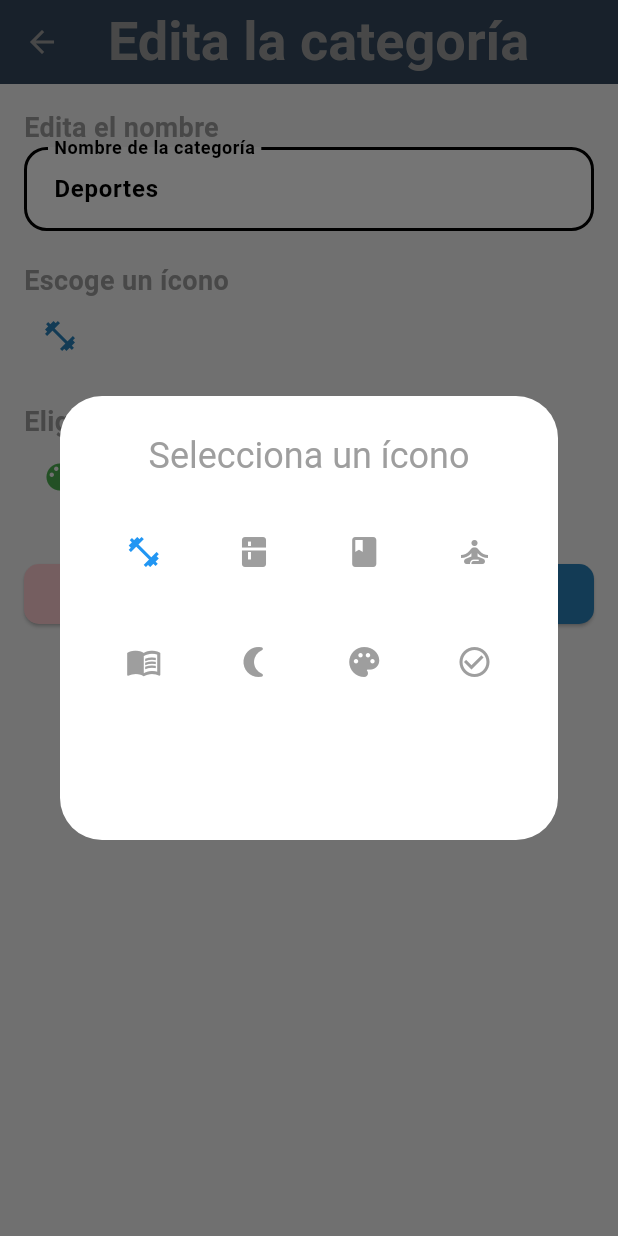
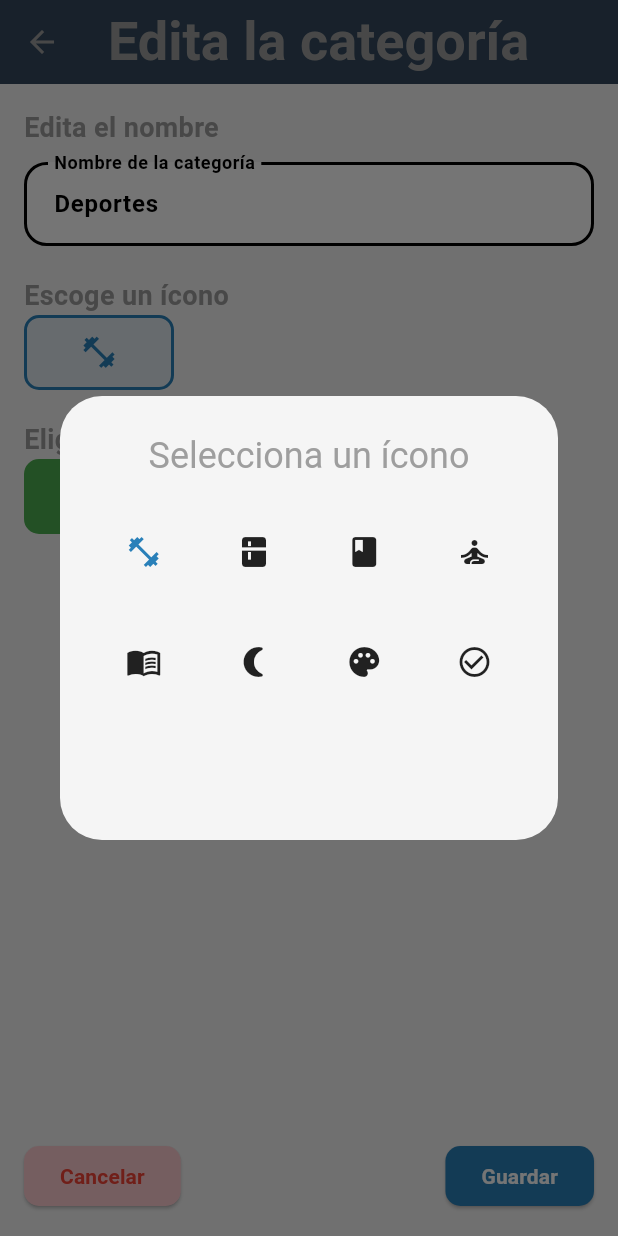
Before and after one commit to FernandoMVG/habit_app, a Flutter app: the EditCategoryPage screen opened directly with sample values from the repository, after a tap on the "fitness center" icon, on a phone screen of 412 x 824 dp. Run offline on Flutter 3.47's test engine with Material 3 defaults, Android fonts, the phone set to English and light mode, and no system bars; our stand-ins replace flutter_svg, get.

Commit message:
fix: Cambiar la UI de la sección categoria

```diff
--- a/lib/UI/pages/category/edit_category_page.dart
+++ b/lib/UI/pages/category/edit_category_page.dart
@@ -44,6 +44,7 @@ class _EditCategoryPageState extends State<EditCategoryPage> {
           children: [
             const Text("Edita el nombre",
                 style: TextStyle(fontSize: 18, fontWeight: FontWeight.bold)),
+            const SizedBox(height: 10),
             CustomTextField(
               controller: _nameController,
               labelText: "Nombre de la categoría",
@@ -53,33 +54,64 @@ class _EditCategoryPageState extends State<EditCategoryPage> {
             // Sección para seleccionar un ícono
             const Text("Escoge un ícono",
                 style: TextStyle(fontSize: 18, fontWeight: FontWeight.bold)),
-            IconButton(
-              icon: Icon(_selectedIcon ?? Icons.add, color: primaryColor),
-              onPressed: () {
+            GestureDetector(
+              onTap: () {
                 showIconPicker(context, _selectedIcon, (icon) {
                   setState(() {
                     _selectedIcon = icon; // Actualizar ícono
                   });
                 });
               },
+              child: Container(
+                height: 50,
+                width: 100,
+                decoration: BoxDecoration(
+                  color: Theme.of(context).primaryColor.withOpacity(0.1),
+                  borderRadius: BorderRadius.circular(10),
+                  border: Border.all(
+                    color: Theme.of(context).primaryColor,
+                    width: 2,
+                  ),
+                ),
+                child: Icon(
+                  _selectedIcon ?? Icons.add,
+                  color: Theme.of(context).primaryColor,
+                  size: 25,
+                ),
+              ),
             ),
             const SizedBox(height: 20),
 
             // Sección para seleccionar un color
             const Text("Elige un color",
                 style: TextStyle(fontSize: 18, fontWeight: FontWeight.bold)),
-            IconButton(
-              icon:
-                  Icon(Icons.color_lens, color: _selectedColor ?? primaryColor),
-              onPressed: () {
+            GestureDetector(
+              onTap: () {
                 showColorPicker(context, _selectedColor, (color) {
                   setState(() {
                     _selectedColor = color; // Actualizar color
                   });
                 });
               },
+              child: Container(
+                height: 50,
+                width: 100,
+                decoration: BoxDecoration(
+                  color: _selectedColor ?? Theme.of(context).primaryColor.withOpacity(0.1),
+                  borderRadius: BorderRadius.circular(10),
+                  border: Border.all(
+                    color: _selectedColor ?? Theme.of(context).primaryColor,
+                    width: 2,
+                  ),
+                ),
+                child: Icon(
+                  Icons.color_lens,
+                  color: _selectedColor != null ? Colors.white : Theme.of(context).primaryColor,
+                  size: 25,
+                ),
+              ),
             ),
-            const SizedBox(height: 30),
+            const Spacer(),
 
             // Botones de Cancelar y Guardar
             Row(
--- a/lib/UI/pages/category/picker_functions.dart
+++ b/lib/UI/pages/category/picker_functions.dart
@@ -9,6 +9,7 @@ Future<void> showIconPicker(BuildContext context, IconData? selectedIcon,
     context: context,
     builder: (context) {
       return AlertDialog(
+        backgroundColor: Theme.of(context).colorScheme.secondary,
         title: const Center(child: Text('Selecciona un ícono')),
         content: SizedBox(
           width: 300,
@@ -24,8 +25,8 @@ Future<void> showIconPicker(BuildContext context, IconData? selectedIcon,
               return IconButton(
                 icon: Icon(iconOptions[index],
                     color: selectedIcon == iconOptions[index]
-                        ? Colors.blue
-                        : Colors.grey),
+                        ? Theme.of(context).primaryColor
+                        : Theme.of(context).iconTheme.color),
                 onPressed: () {
                   onIconSelected(iconOptions[index]);
                   Navigator.pop(context);
@@ -46,6 +47,7 @@ Future<void> showColorPicker(BuildContext context, Color? selectedColor,
     context: context,
     builder: (context) {
       return AlertDialog(
+        backgroundColor: Theme.of(context).colorScheme.secondary,
         title: const Center(child: Text('Selecciona un color')),
         content: SizedBox(
           width: 300,
@@ -68,7 +70,7 @@ Future<void> showColorPicker(BuildContext context, Color? selectedColor,
                     color: colorOptions[index],
                     shape: BoxShape.circle,
                     border: selectedColor == colorOptions[index]
-                        ? Border.all(color: Colors.blue, width: 3)
+                        ? Border.all(color: Theme.of(context).primaryColor, width: 3)
                         : null,
                   ),
                   width: 40,
```
Also changed, not shown: lib/UI/pages/category/category_page.dart (+12 -2 lines), lib/UI/pages/habits_pages/choose_category.dart (+10 -2 lines), lib/UI/widgets/calendar.dart (+21 -10 lines).
